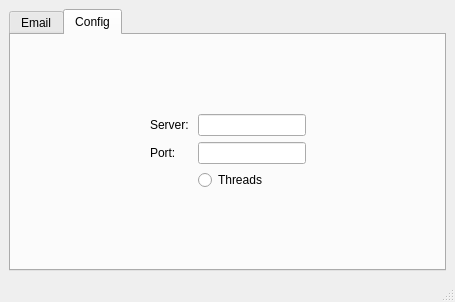
Old version of the form sendemailspage.ui in the repository Kaio1394/Send-emails.
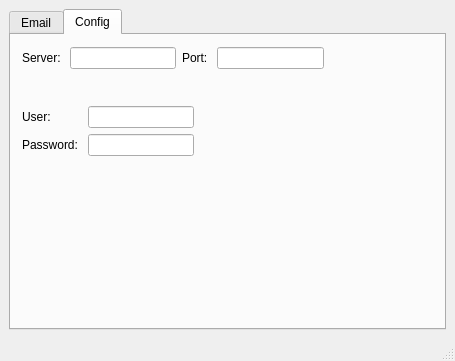
New version of the form. The open tabs and pages were chosen to show the change.

Commit message: Add feature to send emails by threads

```diff
--- a/sendemailspage.ui
+++ b/sendemailspage.ui
@@ -7,7 +7,7 @@
     <x>0</x>
     <y>0</y>
     <width>455</width>
-    <height>302</height>
+    <height>361</height>
    </rect>
   </property>
   <property name="windowTitle">
@@ -24,7 +24,7 @@
        <attribute name="title">
         <string>Email</string>
        </attribute>
-       <layout class="QVBoxLayout" name="verticalLayout_4">
+       <layout class="QVBoxLayout" name="verticalLayout_2">
         <item>
          <layout class="QFormLayout" name="formLayout_2">
           <item row="0" column="0">
@@ -79,99 +79,70 @@
        <attribute name="title">
         <string>Config</string>
        </attribute>
-       <layout class="QVBoxLayout" name="verticalLayout_3">
-        <item>
-         <layout class="QVBoxLayout" name="verticalLayout_2">
-          <item>
-           <spacer name="verticalSpacer_2">
-            <property name="orientation">
-             <enum>Qt::Orientation::Vertical</enum>
-            </property>
-            <property name="sizeHint" stdset="0">
-             <size>
-              <width>20</width>
-              <height>40</height>
-             </size>
-            </property>
-           </spacer>
-          </item>
-          <item>
+       <widget class="QWidget" name="">
+        <property name="geometry">
+         <rect>
+          <x>11</x>
+          <y>10</y>
+          <width>302</width>
+          <height>26</height>
+         </rect>
+        </property>
            <layout class="QHBoxLayout" name="horizontalLayout">
             <item>
-             <spacer name="horizontalSpacer_2">
-              <property name="orientation">
-               <enum>Qt::Orientation::Horizontal</enum>
-              </property>
-              <property name="sizeHint" stdset="0">
-               <size>
-                <width>40</width>
-                <height>20</height>
-               </size>
-              </property>
-             </spacer>
-            </item>
-            <item>
-             <layout class="QFormLayout" name="formLayout">
-              <item row="0" column="0">
                <widget class="QLabel" name="label">
                 <property name="text">
                  <string>Server: </string>
                 </property>
                </widget>
               </item>
-              <item row="0" column="1">
+         <item>
                <widget class="QLineEdit" name="server"/>
               </item>
-              <item row="1" column="0">
+         <item>
                <widget class="QLabel" name="label_2">
                 <property name="text">
                  <string>Port: </string>
                 </property>
                </widget>
               </item>
-              <item row="1" column="1">
+         <item>
                <widget class="QLineEdit" name="port"/>
               </item>
-              <item row="2" column="1">
-               <widget class="QRadioButton" name="radioButton">
+        </layout>
+       </widget>
+       <widget class="QWidget" name="">
+        <property name="geometry">
+         <rect>
+          <x>11</x>
+          <y>71</y>
+          <width>172</width>
+          <height>56</height>
+         </rect>
+        </property>
+        <layout class="QFormLayout" name="formLayout">
+         <item row="0" column="0">
+          <widget class="QLabel" name="label_6">
                 <property name="text">
-                 <string>Threads</string>
+            <string>User: </string>
                 </property>
                </widget>
               </item>
-             </layout>
-            </item>
-            <item>
-             <spacer name="horizontalSpacer">
-              <property name="orientation">
-               <enum>Qt::Orientation::Horizontal</enum>
-              </property>
-              <property name="sizeHint" stdset="0">
-               <size>
-                <width>40</width>
-                <height>20</height>
-               </size>
-              </property>
-             </spacer>
-            </item>
-           </layout>
-          </item>
-          <item>
-           <spacer name="verticalSpacer">
-            <property name="orientation">
-             <enum>Qt::Orientation::Vertical</enum>
-            </property>
-            <property name="sizeHint" stdset="0">
-             <size>
-              <width>20</width>
-              <height>40</height>
-             </size>
-            </property>
-           </spacer>
-          </item>
-         </layout>
-        </item>
-       </layout>
+         <item row="0" column="1">
+          <widget class="QLineEdit" name="lineEdit"/>
+         </item>
+         <item row="1" column="0">
+          <widget class="QLabel" name="label_7">
+           <property name="text">
+            <string>Password: </string>
+           </property>
+          </widget>
+         </item>
+         <item row="1" column="1">
+          <widget class="QLineEdit" name="lineEdit_2"/>
+         </item>
+        </layout>
+       </widget>
       </widget>
      </widget>
     </item>
```
Left out of the diff: 26 changed lines with no effect on the pictures. Lines whose indentation alone changed are shown as unchanged. The commit also changes 12 other files.
